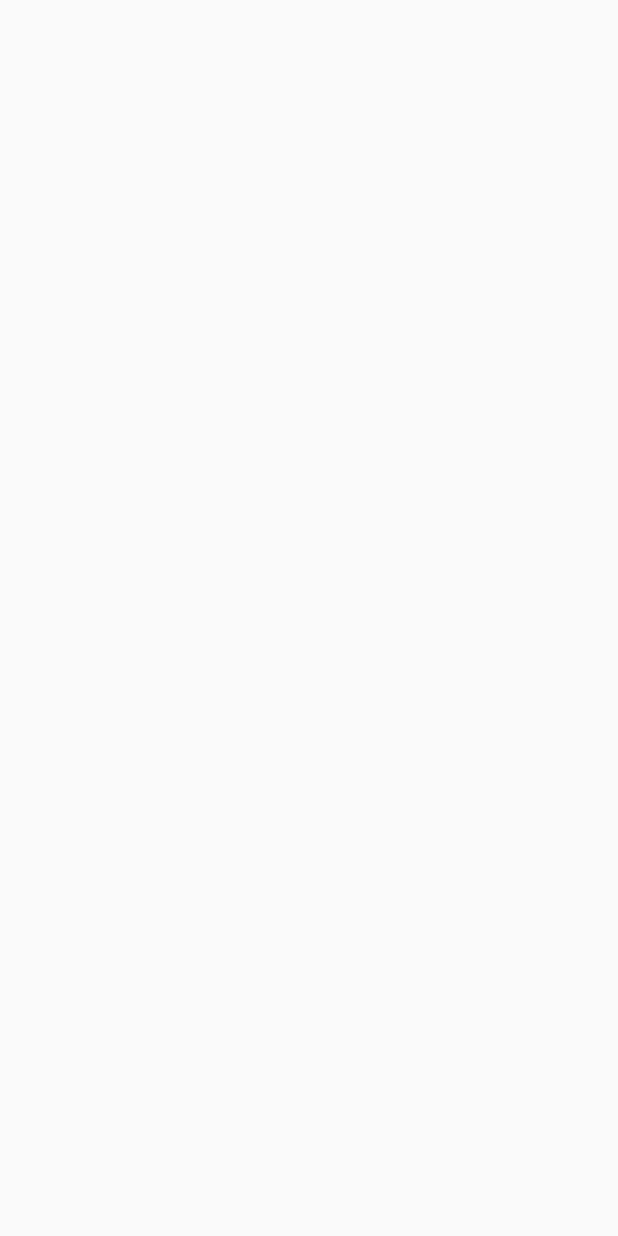
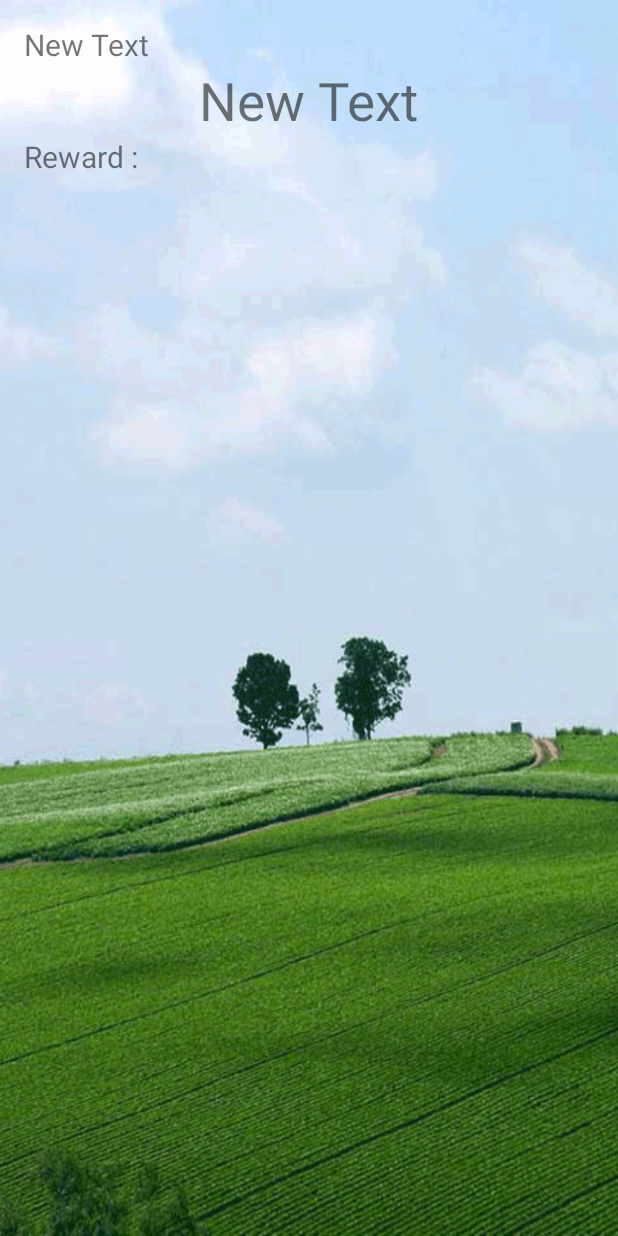
Before and after one commit to masterUNG/ShowPro, an Android app: the ServiceActivity screen opened directly, with no data from a screen before it, on a phone screen of 412 x 824 dp. Before the commit the screen is empty. Run offline under Robolectric (Android 15) with nearby library versions, the phone set to English and light mode, and no system bars; 2 statements that could not run were skipped.

Commit message:
Create ShowView Finish

```diff
--- a/app/src/main/java/appewtc/masterung/showpro/MainActivity.java
+++ b/app/src/main/java/appewtc/masterung/showpro/MainActivity.java
@@ -240,7 +240,7 @@ public class MainActivity extends AppCompatActivity {
                 MODE_PRIVATE, null);
         objSqLiteDatabase.delete(ManagTABLE.TABLE_USER, null, null);
         objSqLiteDatabase.delete(ManagTABLE.TABLE_promotion, null, null);
-        objSqLiteDatabase.delete(ManagTABLE.TABLE_USER, null, null);
+        objSqLiteDatabase.delete(ManagTABLE.TABLE_REWARD, null, null);
     }
 
     private void testAddValue() {
--- a/app/src/main/java/appewtc/masterung/showpro/ServiceActivity.java
+++ b/app/src/main/java/appewtc/masterung/showpro/ServiceActivity.java
@@ -2,13 +2,41 @@ package appewtc.masterung.showpro;
 
 import android.support.v7.app.AppCompatActivity;
 import android.os.Bundle;
+import android.widget.ListView;
+import android.widget.TextView;
 
 public class ServiceActivity extends AppCompatActivity {
+
+    //Explicit
+    private TextView showNameTextView, showPointTextView;
+    private ListView rewardListView;
+
 
     @Override
     protected void onCreate(Bundle savedInstanceState) {
         super.onCreate(savedInstanceState);
         setContentView(R.layout.activity_service);
+
+        //Bind Widget
+        bindWidget();
+
+        //Show View
+        showView();
+
     }   // Main Method
 
+    private void showView() {
+
+        String[] resultStrings = getIntent().getStringArrayExtra("Result");
+        showNameTextView.setText(resultStrings[3] + " " + resultStrings[4]);
+        showPointTextView.setText(resultStrings[7] + " คะแนน");
+
+    }   // showView
+
+    private void bindWidget() {
+        showNameTextView = (TextView) findViewById(R.id.textView9);
+        showPointTextView = (TextView) findViewById(R.id.textView10);
+        rewardListView = (ListView) findViewById(R.id.listView);
+    }
+
 }   // Main Class
--- a/app/src/main/res/layout/activity_service.xml
+++ b/app/src/main/res/layout/activity_service.xml
@@ -7,6 +7,40 @@
     android:paddingLeft="@dimen/activity_horizontal_margin"
     android:paddingRight="@dimen/activity_horizontal_margin"
     android:paddingTop="@dimen/activity_vertical_margin"
-    tools:context="appewtc.masterung.showpro.ServiceActivity">
+    tools:context="appewtc.masterung.showpro.ServiceActivity"
+    android:background="@drawable/bg25">
 
+    <LinearLayout
+        android:orientation="vertical"
+        android:layout_width="match_parent"
+        android:layout_height="match_parent">
+
+        <TextView
+            android:layout_width="wrap_content"
+            android:layout_height="wrap_content"
+            android:text="New Text"
+            android:id="@+id/textView9"
+            android:textSize="@dimen/h2" />
+
+        <TextView
+            android:layout_width="wrap_content"
+            android:layout_height="wrap_content"
+            android:text="New Text"
+            android:id="@+id/textView10"
+            android:textSize="@dimen/h1"
+            android:layout_gravity="center_horizontal" />
+
+        <TextView
+            android:layout_width="wrap_content"
+            android:layout_height="wrap_content"
+            android:text="Reward :"
+            android:id="@+id/textView11"
+            android:textSize="@dimen/h2" />
+
+        <ListView
+            android:layout_width="wrap_content"
+            android:layout_height="wrap_content"
+            android:id="@+id/listView"
+            android:background="#82ffffff" />
+    </LinearLayout>
 </RelativeLayout>
```
